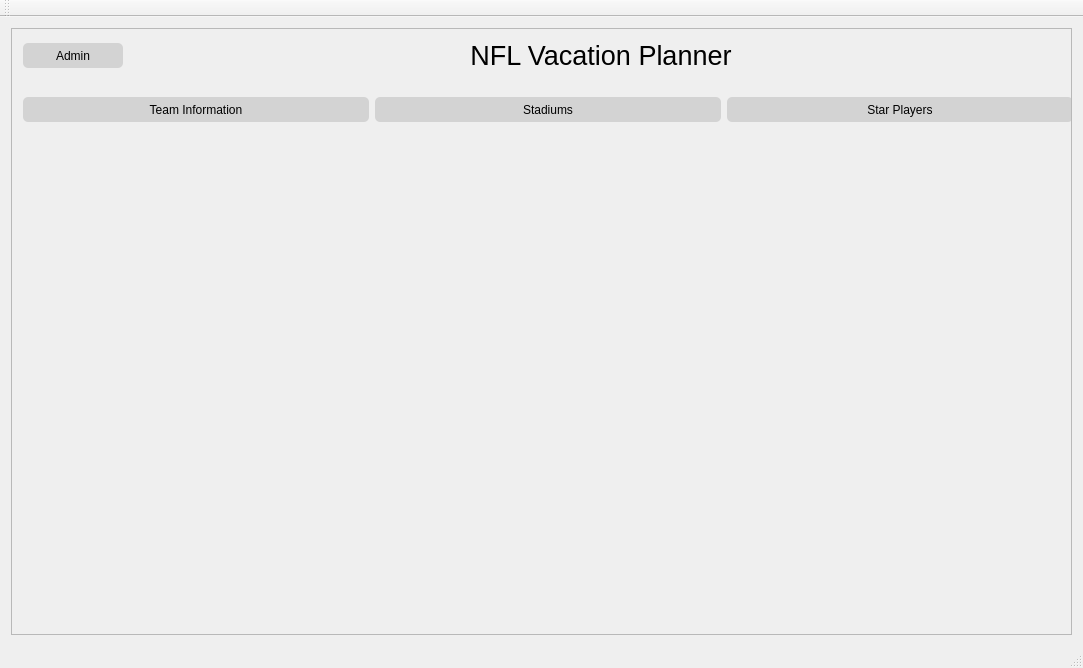
Before: the Qt Designer form mainwindow.ui in Cyriously1/NFLTour, drawn with Qt 5.
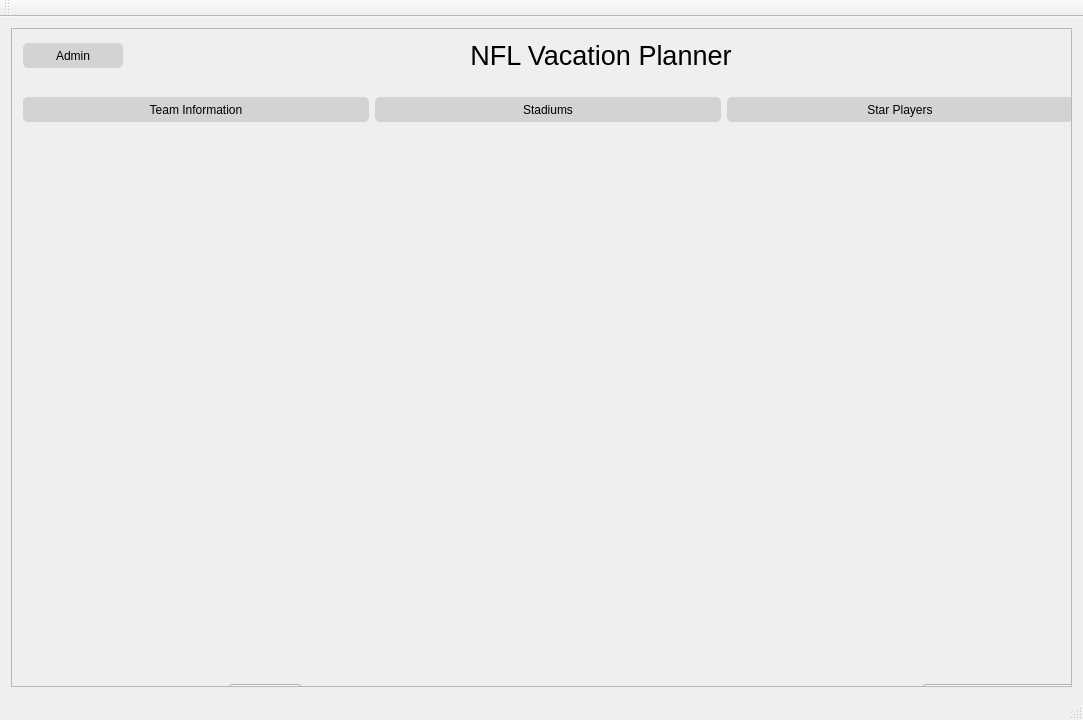
After: the same form once the commit is applied. Icons and pictures are not drawn.

Commit message: fixed main window ui picture resizing

Diff of the .ui file:
```diff
--- a/mainwindow.ui
+++ b/mainwindow.ui
@@ -7,7 +7,7 @@
     <x>0</x>
     <y>0</y>
     <width>1083</width>
-    <height>668</height>
+    <height>720</height>
    </rect>
   </property>
   <property name="windowTitle">
@@ -91,7 +91,7 @@
          <x>0</x>
          <y>0</y>
          <width>1070</width>
-         <height>2056</height>
+         <height>2106</height>
         </rect>
        </property>
        <property name="styleSheet">
@@ -230,8 +230,8 @@
             </property>
             <property name="maximumSize">
              <size>
-              <width>1050</width>
-              <height>500</height>
+              <width>9999</width>
+              <height>9999</height>
              </size>
             </property>
             <property name="text">
```
Left out of the diff: 6 changed lines with no effect on the pictures.
